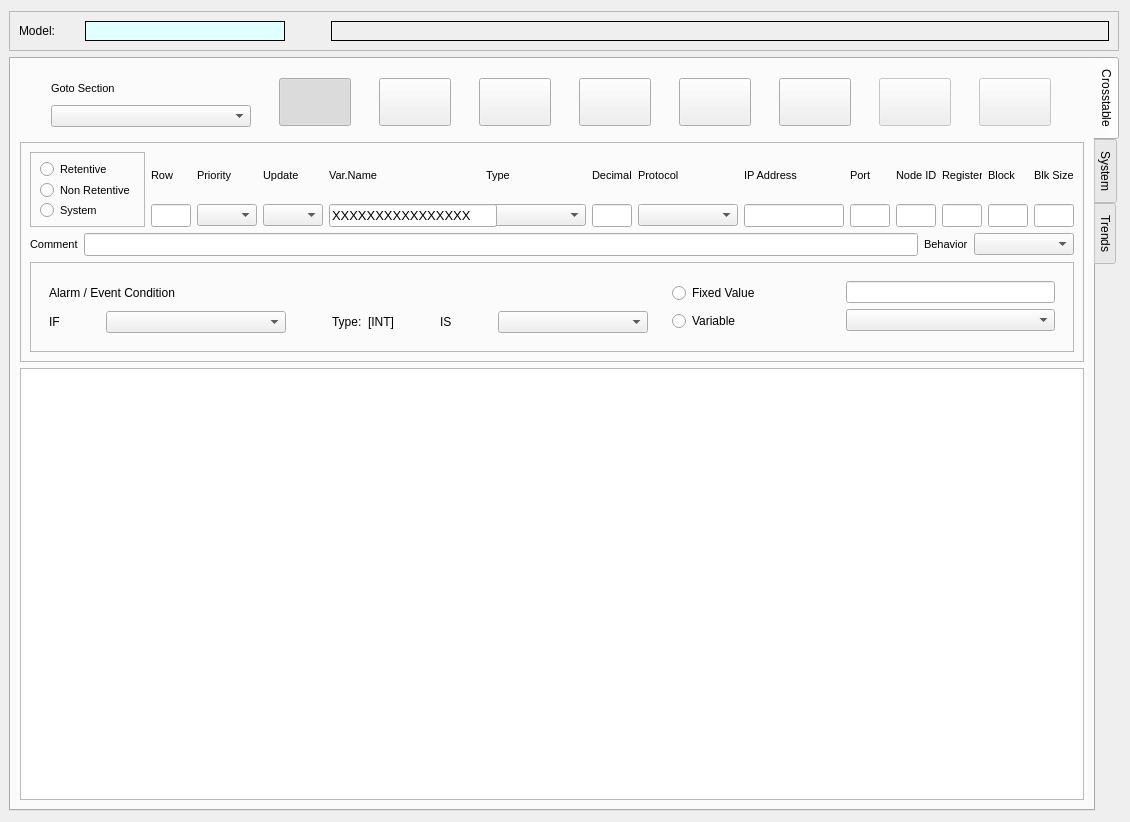
Old version of the form cte/ctedit.ui in the repository MECTsrl/mect_plugins.
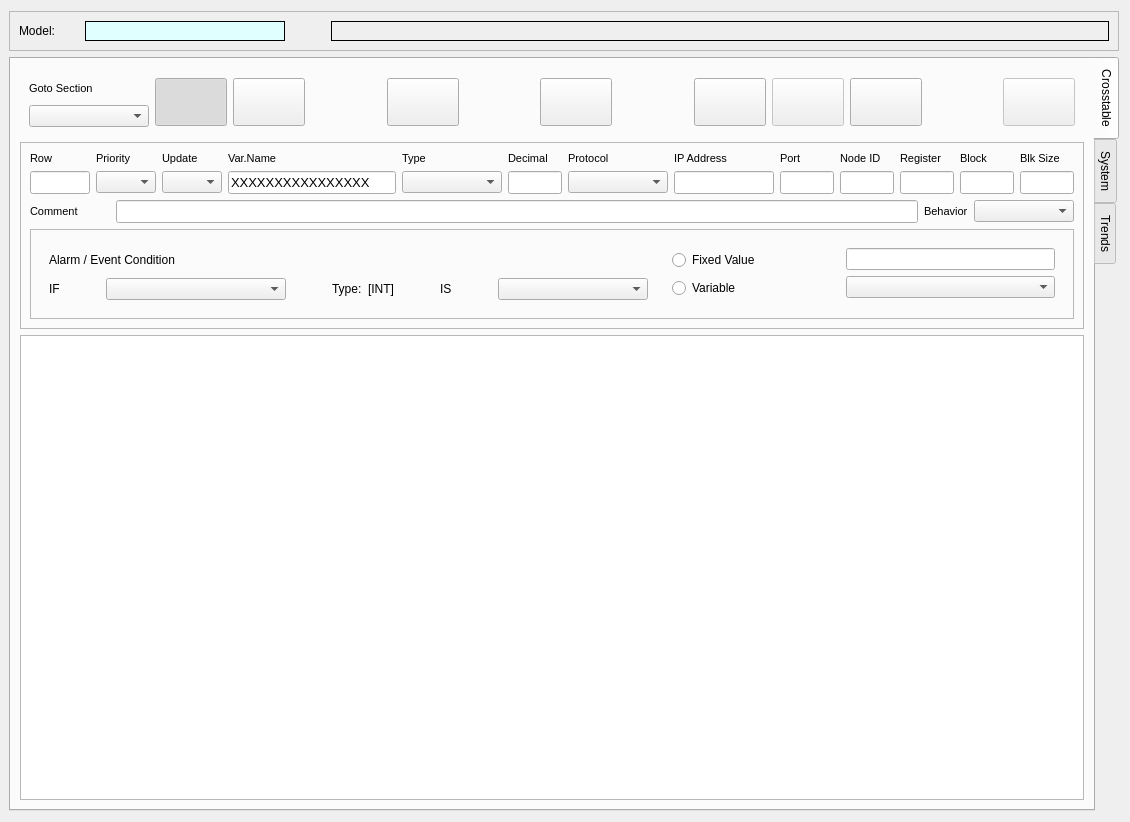
New version of the form. Icons and pictures are not drawn.

Commit message: Prepare for ver3.0.0rc3 - Resized error grid of cte plugin - Added Clear Row and goto line in error grid - Fixed other issues on cte plugin - Added default values inserting new rows in cte grid

The edit to the form file:
```diff
--- a/cte/ctedit.ui
+++ b/cte/ctedit.ui
@@ -372,6 +372,19 @@
               </property>
              </widget>
             </item>
+            <item>
+             <spacer name="horizontalSpacer_9">
+              <property name="orientation">
+               <enum>Qt::Horizontal</enum>
+              </property>
+              <property name="sizeHint" stdset="0">
+               <size>
+                <width>40</width>
+                <height>20</height>
+               </size>
+              </property>
+             </spacer>
+            </item>
             <item>
              <widget class="QPushButton" name="cmdImport">
               <property name="minimumSize">
@@ -417,6 +430,19 @@
               </property>
              </widget>
             </item>
+            <item>
+             <spacer name="horizontalSpacer_8">
+              <property name="orientation">
+               <enum>Qt::Horizontal</enum>
+              </property>
+              <property name="sizeHint" stdset="0">
+               <size>
+                <width>40</width>
+                <height>20</height>
+               </size>
+              </property>
+             </spacer>
+            </item>
             <item>
              <widget class="QPushButton" name="cmdUndo">
               <property name="minimumSize">
@@ -462,6 +488,19 @@
               </property>
              </widget>
             </item>
+            <item>
+             <spacer name="horizontalSpacer_7">
+              <property name="orientation">
+               <enum>Qt::Horizontal</enum>
+              </property>
+              <property name="sizeHint" stdset="0">
+               <size>
+                <width>40</width>
+                <height>20</height>
+               </size>
+              </property>
+             </spacer>
+            </item>
             <item>
              <widget class="QPushButton" name="cmdBlocchi">
               <property name="minimumSize">
@@ -507,51 +546,6 @@
               </property>
              </widget>
             </item>
-            <item>
-             <widget class="QPushButton" name="cmdCompile">
-              <property name="minimumSize">
-               <size>
-                <width>72</width>
-                <height>48</height>
-               </size>
-              </property>
-              <property name="maximumSize">
-               <size>
-                <width>72</width>
-                <height>48</height>
-               </size>
-              </property>
-              <property name="font">
-               <font>
-                <family>MS Shell Dlg 2</family>
-                <weight>50</weight>
-                <bold>false</bold>
-               </font>
-              </property>
-              <property name="toolTip">
-               <string>Start Crosstable complier</string>
-              </property>
-              <property name="text">
-               <string/>
-              </property>
-              <property name="icon">
-               <iconset resource="qtc.qrc">
-                <normaloff>:/icons/img/Compile.ico</normaloff>:/icons/img/Compile.ico</iconset>
-              </property>
-              <property name="iconSize">
-               <size>
-                <width>32</width>
-                <height>32</height>
-               </size>
-              </property>
-              <property name="checkable">
-               <bool>false</bool>
-              </property>
-              <property name="autoDefault">
-               <bool>false</bool>
-              </property>
-             </widget>
-            </item>
             <item>
              <widget class="QPushButton" name="cmdSave">
               <property name="enabled">
@@ -600,6 +594,64 @@
               </property>
              </widget>
             </item>
+            <item>
+             <widget class="QPushButton" name="cmdCompile">
+              <property name="minimumSize">
+               <size>
+                <width>72</width>
+                <height>48</height>
+               </size>
+              </property>
+              <property name="maximumSize">
+               <size>
+                <width>72</width>
+                <height>48</height>
+               </size>
+              </property>
+              <property name="font">
+               <font>
+                <family>MS Shell Dlg 2</family>
+                <weight>50</weight>
+                <bold>false</bold>
+               </font>
+              </property>
+              <property name="toolTip">
+               <string>Start Crosstable complier</string>
+              </property>
+              <property name="text">
+               <string/>
+              </property>
+              <property name="icon">
+               <iconset resource="qtc.qrc">
+                <normaloff>:/icons/img/Compile.ico</normaloff>:/icons/img/Compile.ico</iconset>
+              </property>
+              <property name="iconSize">
+               <size>
+                <width>32</width>
+                <height>32</height>
+               </size>
+              </property>
+              <property name="checkable">
+               <bool>false</bool>
+              </property>
+              <property name="autoDefault">
+               <bool>false</bool>
+              </property>
+             </widget>
+            </item>
+            <item>
+             <spacer name="horizontalSpacer_10">
+              <property name="orientation">
+               <enum>Qt::Horizontal</enum>
+              </property>
+              <property name="sizeHint" stdset="0">
+               <size>
+                <width>40</width>
+                <height>20</height>
+               </size>
+              </property>
+             </spacer>
+            </item>
             <item>
              <widget class="QPushButton" name="cmdPLC">
               <property name="enabled">
@@ -674,84 +726,6 @@
            <layout class="QVBoxLayout" name="verticalLayout_2">
             <item>
              <layout class="QHBoxLayout" name="horizontalLayout_2">
-              <item>
-               <widget class="QFrame" name="fraOptions">
-                <property name="maximumSize">
-                 <size>
-                  <width>16777215</width>
-                  <height>75</height>
-                 </size>
-                </property>
-                <property name="font">
-                 <font>
-                  <weight>50</weight>
-                  <bold>false</bold>
-                 </font>
-                </property>
-                <property name="frameShape">
-                 <enum>QFrame::StyledPanel</enum>
-                </property>
-                <property name="frameShadow">
-                 <enum>QFrame::Plain</enum>
-                </property>
-                <property name="lineWidth">
-                 <number>1</number>
-                </property>
-                <layout class="QVBoxLayout" name="verticalLayout">
-                 <item>
-                  <widget class="QRadioButton" name="optRetentive">
-                   <property name="font">
-                    <font>
-                     <pointsize>8</pointsize>
-                     <weight>50</weight>
-                     <bold>false</bold>
-                    </font>
-                   </property>
-                   <property name="text">
-                    <string>Retentive</string>
-                   </property>
-                   <attribute name="buttonGroup">
-                    <string notr="true">buttonGroupType</string>
-                   </attribute>
-                  </widget>
-                 </item>
-                 <item>
-                  <widget class="QRadioButton" name="optNonRetentive">
-                   <property name="font">
-                    <font>
-                     <pointsize>8</pointsize>
-                     <weight>50</weight>
-                     <bold>false</bold>
-                    </font>
-                   </property>
-                   <property name="text">
-                    <string>Non Retentive</string>
-                   </property>
-                   <attribute name="buttonGroup">
-                    <string notr="true">buttonGroupType</string>
-                   </attribute>
-                  </widget>
-                 </item>
-                 <item>
-                  <widget class="QRadioButton" name="optSystem">
-                   <property name="font">
-                    <font>
-                     <pointsize>8</pointsize>
-                     <weight>50</weight>
-                     <bold>false</bold>
-                    </font>
-                   </property>
-                   <property name="text">
-                    <string>System</string>
-                   </property>
-                   <attribute name="buttonGroup">
-                    <string notr="true">buttonGroupType</string>
-                   </attribute>
-                  </widget>
-                 </item>
-                </layout>
-               </widget>
-              </item>
               <item>
                <layout class="QGridLayout" name="gridLayout">
                 <item row="2" column="9">
@@ -1274,10 +1248,16 @@
                  <widget class="QLineEdit" name="txtRow">
                   <property name="minimumSize">
                    <size>
-                    <width>40</width>
+                    <width>60</width>
                     <height>0</height>
                    </size>
                   </property>
+                  <property name="maximumSize">
+                   <size>
+                    <width>80</width>
+                    <height>16777215</height>
+                   </size>
+                  </property>
                   <property name="font">
                    <font>
                     <pointsize>10</pointsize>
@@ -1324,6 +1304,18 @@
              <layout class="QHBoxLayout" name="horizontalLayout">
               <item>
                <widget class="QLabel" name="lblComment">
+                <property name="minimumSize">
+                 <size>
+                  <width>80</width>
+                  <height>0</height>
+                 </size>
+                </property>
+                <property name="maximumSize">
+                 <size>
+                  <width>80</width>
+                  <height>16777215</height>
+                 </size>
+                </property>
                 <property name="font">
                  <font>
                   <pointsize>8</pointsize>
```
Left out of the diff: 32 changed lines with no effect on the pictures. The commit also changes 5 other files.
